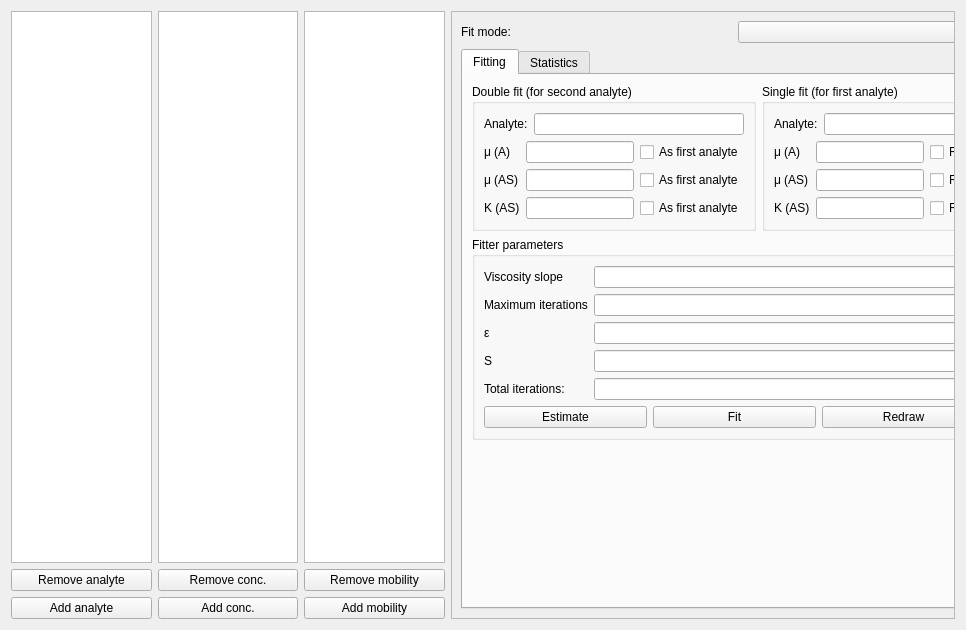
Above: src/gui/hyperbolefitwidget.ui from echmet/CEval before the change. Below: the same form after it.
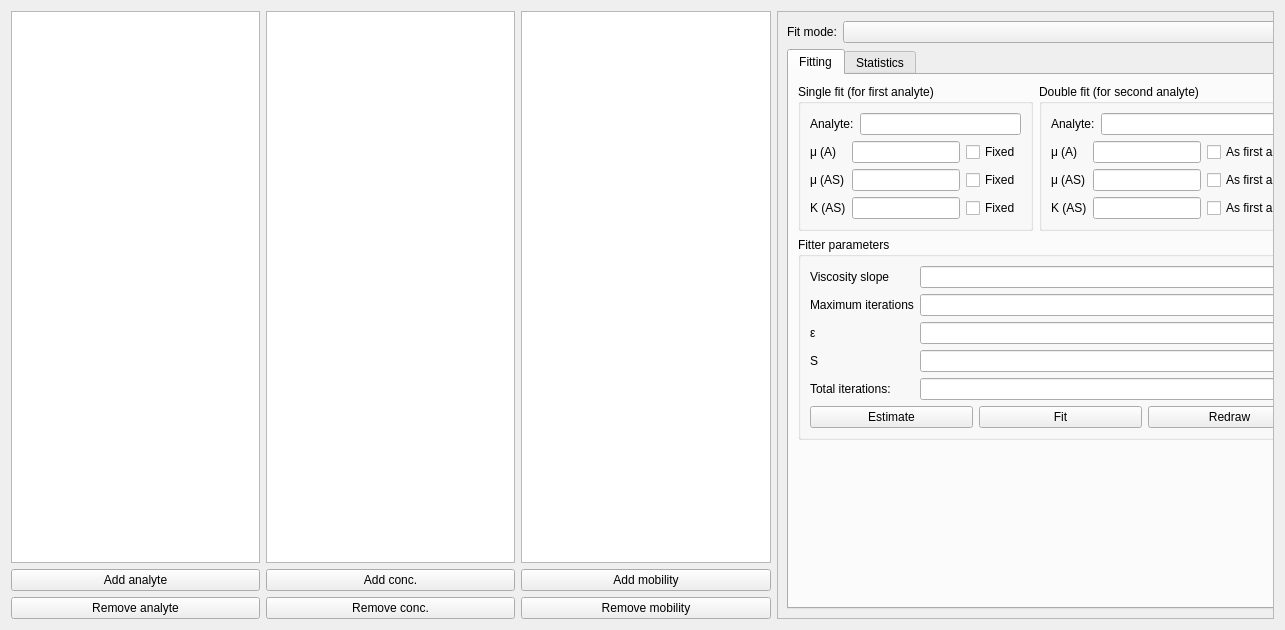
That is the form after the change. Custom widgets are drawn as their Qt base class.

Commit message: Prevent the controls in hyperbole fit widget from going berserk upon resizing

Diff of the .ui file:
```diff
--- a/src/gui/hyperbolefitwidget.ui
+++ b/src/gui/hyperbolefitwidget.ui
@@ -6,12 +6,12 @@
    <rect>
     <x>0</x>
     <y>0</y>
-    <width>966</width>
+    <width>1285</width>
     <height>630</height>
    </rect>
   </property>
   <property name="sizePolicy">
-   <sizepolicy hsizetype="Preferred" vsizetype="Preferred">
+   <sizepolicy hsizetype="Ignored" vsizetype="Preferred">
     <horstretch>0</horstretch>
     <verstretch>0</verstretch>
    </sizepolicy>
@@ -49,13 +49,6 @@
      </item>
      <item>
       <layout class="QVBoxLayout" name="verticalLayout_4">
-       <item>
-        <widget class="QPushButton" name="qpb_removeAnalyte">
-         <property name="text">
-          <string>Remove analyte</string>
-         </property>
-        </widget>
-       </item>
        <item>
         <widget class="QPushButton" name="qpb_addAnalyte">
          <property name="text">
@@ -63,6 +56,13 @@
          </property>
         </widget>
        </item>
+       <item>
+        <widget class="QPushButton" name="qpb_removeAnalyte">
+         <property name="text">
+          <string>Remove analyte</string>
+         </property>
+        </widget>
+       </item>
       </layout>
      </item>
     </layout>
@@ -93,13 +93,6 @@
      </item>
      <item>
       <layout class="QVBoxLayout" name="verticalLayout_5">
-       <item>
-        <widget class="QPushButton" name="qpb_removeConcentration">
-         <property name="text">
-          <string>Remove conc.</string>
-         </property>
-        </widget>
-       </item>
        <item>
         <widget class="QPushButton" name="qpb_addConcentration">
          <property name="text">
@@ -107,6 +100,13 @@
          </property>
         </widget>
        </item>
+       <item>
+        <widget class="QPushButton" name="qpb_removeConcentration">
+         <property name="text">
+          <string>Remove conc.</string>
+         </property>
+        </widget>
+       </item>
       </layout>
      </item>
     </layout>
@@ -137,13 +137,6 @@
      </item>
      <item>
       <layout class="QVBoxLayout" name="verticalLayout_14">
-       <item>
-        <widget class="QPushButton" name="qpb_removeMobility">
-         <property name="text">
-          <string>Remove mobility</string>
-         </property>
-        </widget>
-       </item>
        <item>
         <widget class="QPushButton" name="qpb_addMobility">
          <property name="text">
@@ -151,6 +144,13 @@
          </property>
         </widget>
        </item>
+       <item>
+        <widget class="QPushButton" name="qpb_removeMobility">
+         <property name="text">
+          <string>Remove mobility</string>
+         </property>
+        </widget>
+       </item>
       </layout>
      </item>
     </layout>
@@ -158,7 +158,7 @@
    <item>
     <widget class="QScrollArea" name="scrollArea">
      <property name="sizePolicy">
-      <sizepolicy hsizetype="Fixed" vsizetype="Preferred">
+      <sizepolicy hsizetype="Preferred" vsizetype="Minimum">
        <horstretch>0</horstretch>
        <verstretch>0</verstretch>
       </sizepolicy>
@@ -170,7 +170,7 @@
       <enum>Qt::ScrollBarAlwaysOff</enum>
      </property>
      <property name="sizeAdjustPolicy">
-      <enum>QAbstractScrollArea::AdjustToContents</enum>
+      <enum>QAbstractScrollArea::AdjustIgnored</enum>
      </property>
      <property name="widgetResizable">
       <bool>true</bool>
@@ -185,7 +185,7 @@
        </rect>
       </property>
       <property name="sizePolicy">
-       <sizepolicy hsizetype="Minimum" vsizetype="Minimum">
+       <sizepolicy hsizetype="Fixed" vsizetype="Preferred">
         <horstretch>0</horstretch>
         <verstretch>0</verstretch>
        </sizepolicy>
@@ -209,7 +209,7 @@
          <item>
           <widget class="QComboBox" name="qcbox_fitMode">
            <property name="sizePolicy">
-            <sizepolicy hsizetype="Minimum" vsizetype="Fixed">
+            <sizepolicy hsizetype="MinimumExpanding" vsizetype="Fixed">
              <horstretch>0</horstretch>
              <verstretch>0</verstretch>
             </sizepolicy>
@@ -220,6 +220,12 @@
        </item>
        <item>
         <widget class="QTabWidget" name="tabWidget">
+         <property name="sizePolicy">
+          <sizepolicy hsizetype="Minimum" vsizetype="Expanding">
+           <horstretch>0</horstretch>
+           <verstretch>0</verstretch>
+          </sizepolicy>
+         </property>
          <property name="currentIndex">
           <number>0</number>
          </property>
@@ -230,6 +236,136 @@
           <layout class="QVBoxLayout" name="verticalLayout_11">
            <item>
             <layout class="QHBoxLayout" name="horizontalLayout_2">
+             <item>
+              <widget class="QGroupBox" name="qgb_singleFit">
+               <property name="title">
+                <string>Single fit (for first analyte)</string>
+               </property>
+               <layout class="QVBoxLayout" name="verticalLayout_6">
+                <item>
+                 <layout class="QFormLayout" name="formLayout">
+                  <property name="sizeConstraint">
+                   <enum>QLayout::SetMinimumSize</enum>
+                  </property>
+                  <item row="0" column="0">
+                   <widget class="QLabel" name="ql_analyteAName">
+                    <property name="text">
+                     <string>Analyte:</string>
+                    </property>
+                   </widget>
+                  </item>
+                  <item row="0" column="1">
+                   <widget class="QLineEdit" name="qle_analyteAName">
+                    <property name="sizePolicy">
+                     <sizepolicy hsizetype="MinimumExpanding" vsizetype="Fixed">
+                      <horstretch>0</horstretch>
+                      <verstretch>0</verstretch>
+                     </sizepolicy>
+                    </property>
+                    <property name="minimumSize">
+                     <size>
+                      <width>150</width>
+                      <height>0</height>
+                     </size>
+                    </property>
+                    <property name="alignment">
+                     <set>Qt::AlignRight|Qt::AlignTrailing|Qt::AlignVCenter</set>
+                    </property>
+                    <property name="readOnly">
+                     <bool>true</bool>
+                    </property>
+                   </widget>
+                  </item>
+                 </layout>
+                </item>
+                <item>
+                 <layout class="QGridLayout" name="gridLayout">
+                  <item row="1" column="0">
+                   <widget class="QLabel" name="ql_csMobility">
+                    <property name="text">
+                     <string>μ (AS)</string>
+                    </property>
+                   </widget>
+                  </item>
+                  <item row="1" column="1">
+                   <widget class="FloatingValueLineEdit" name="qle_csMobility">
+                    <property name="minimumSize">
+                     <size>
+                      <width>85</width>
+                      <height>0</height>
+                     </size>
+                    </property>
+                    <property name="alignment">
+                     <set>Qt::AlignRight|Qt::AlignTrailing|Qt::AlignVCenter</set>
+                    </property>
+                   </widget>
+                  </item>
+                  <item row="0" column="0">
+                   <widget class="QLabel" name="ql_freeMobility">
+                    <property name="text">
+                     <string>μ (A)</string>
+                    </property>
+                   </widget>
+                  </item>
+                  <item row="2" column="1">
+                   <widget class="FloatingValueLineEdit" name="qle_KCS">
+                    <property name="minimumSize">
+                     <size>
+                      <width>85</width>
+                      <height>0</height>
+                     </size>
+                    </property>
+                    <property name="alignment">
+                     <set>Qt::AlignRight|Qt::AlignTrailing|Qt::AlignVCenter</set>
+                    </property>
+                   </widget>
+                  </item>
+                  <item row="2" column="0">
+                   <widget class="QLabel" name="ql_KCS">
+                    <property name="text">
+                     <string>K (AS)</string>
+                    </property>
+                   </widget>
+                  </item>
+                  <item row="0" column="1">
+                   <widget class="FloatingValueLineEdit" name="qle_freeMobility">
+                    <property name="minimumSize">
+                     <size>
+                      <width>85</width>
+                      <height>0</height>
+                     </size>
+                    </property>
+                    <property name="alignment">
+                     <set>Qt::AlignRight|Qt::AlignTrailing|Qt::AlignVCenter</set>
+                    </property>
+                   </widget>
+                  </item>
+                  <item row="0" column="2">
+                   <widget class="QMappedCheckBox" name="qcb_fixedFreeMobility">
+                    <property name="text">
+                     <string>Fixed</string>
+                    </property>
+                   </widget>
+                  </item>
+                  <item row="1" column="2">
+                   <widget class="QMappedCheckBox" name="qcb_fixedCsMobility">
+                    <property name="text">
+                     <string>Fixed</string>
+                    </property>
+                   </widget>
+                  </item>
+                  <item row="2" column="2">
+                   <widget class="QMappedCheckBox" name="qcb_fixedKCS">
+                    <property name="text">
+                     <string>Fixed</string>
+                    </property>
+                   </widget>
+                  </item>
+                 </layout>
+                </item>
+               </layout>
+              </widget>
+             </item>
              <item>
               <widget class="QGroupBox" name="qgb_doubleFit">
                <property name="title">
@@ -363,136 +499,6 @@
                </layout>
               </widget>
              </item>
-             <item>
-              <widget class="QGroupBox" name="qgb_singleFit">
-               <property name="title">
-                <string>Single fit (for first analyte)</string>
-               </property>
-               <layout class="QVBoxLayout" name="verticalLayout_6">
-                <item>
-                 <layout class="QFormLayout" name="formLayout">
-                  <property name="sizeConstraint">
-                   <enum>QLayout::SetMinimumSize</enum>
-                  </property>
-                  <item row="0" column="0">
-                   <widget class="QLabel" name="ql_analyteAName">
-                    <property name="text">
-                     <string>Analyte:</string>
-                    </property>
-                   </widget>
-                  </item>
-                  <item row="0" column="1">
-                   <widget class="QLineEdit" name="qle_analyteAName">
-                    <property name="sizePolicy">
-                     <sizepolicy hsizetype="MinimumExpanding" vsizetype="Fixed">
-                      <horstretch>0</horstretch>
-                      <verstretch>0</verstretch>
-                     </sizepolicy>
-                    </property>
-                    <property name="minimumSize">
-                     <size>
-                      <width>150</width>
-                      <height>0</height>
-                     </size>
-                    </property>
-                    <property name="alignment">
-                     <set>Qt::AlignRight|Qt::AlignTrailing|Qt::AlignVCenter</set>
-                    </property>
-                    <property name="readOnly">
-                     <bool>true</bool>
-                    </property>
-                   </widget>
-                  </item>
-                 </layout>
-                </item>
-                <item>
-                 <layout class="QGridLayout" name="gridLayout">
-                  <item row="1" column="0">
-                   <widget class="QLabel" name="ql_csMobility">
-                    <property name="text">
-                     <string>μ (AS)</string>
-                    </property>
-                   </widget>
-                  </item>
-                  <item row="1" column="1">
-                   <widget class="FloatingValueLineEdit" name="qle_csMobility">
-                    <property name="minimumSize">
-                     <size>
-                      <width>85</width>
-                      <height>0</height>
-                     </size>
-                    </property>
-                    <property name="alignment">
-                     <set>Qt::AlignRight|Qt::AlignTrailing|Qt::AlignVCenter</set>
-                    </property>
-                   </widget>
-                  </item>
-                  <item row="0" column="0">
-                   <widget class="QLabel" name="ql_freeMobility">
-                    <property name="text">
-                     <string>μ (A)</string>
-                    </property>
-                   </widget>
-                  </item>
-                  <item row="2" column="1">
-                   <widget class="FloatingValueLineEdit" name="qle_KCS">
-                    <property name="minimumSize">
-                     <size>
-                      <width>85</width>
-                      <height>0</height>
-                     </size>
-                    </property>
-                    <property name="alignment">
-                     <set>Qt::AlignRight|Qt::AlignTrailing|Qt::AlignVCenter</set>
-                    </property>
-                   </widget>
-                  </item>
-                  <item row="2" column="0">
-                   <widget class="QLabel" name="ql_KCS">
-                    <property name="text">
-                     <string>K (AS)</string>
-                    </property>
-                   </widget>
-                  </item>
-                  <item row="0" column="1">
-                   <widget class="FloatingValueLineEdit" name="qle_freeMobility">
-                    <property name="minimumSize">
-                     <size>
-                      <width>85</width>
-                      <height>0</height>
-                     </size>
-                    </property>
-                    <property name="alignment">
-                     <set>Qt::AlignRight|Qt::AlignTrailing|Qt::AlignVCenter</set>
-                    </property>
-                   </widget>
-                  </item>
-                  <item row="0" column="2">
-                   <widget class="QMappedCheckBox" name="qcb_fixedFreeMobility">
-                    <property name="text">
-                     <string>Fixed</string>
-                    </property>
-                   </widget>
-                  </item>
-                  <item row="1" column="2">
-                   <widget class="QMappedCheckBox" name="qcb_fixedCsMobility">
-                    <property name="text">
-                     <string>Fixed</string>
-                    </property>
-                   </widget>
-                  </item>
-                  <item row="2" column="2">
-                   <widget class="QMappedCheckBox" name="qcb_fixedKCS">
-                    <property name="text">
-                     <string>Fixed</string>
-                    </property>
-                   </widget>
-                  </item>
-                 </layout>
-                </item>
-               </layout>
-              </widget>
-             </item>
             </layout>
            </item>
            <item>
```
Left out of the diff: 5 changed lines with no effect on the pictures. The commit also changes 1 other file.
